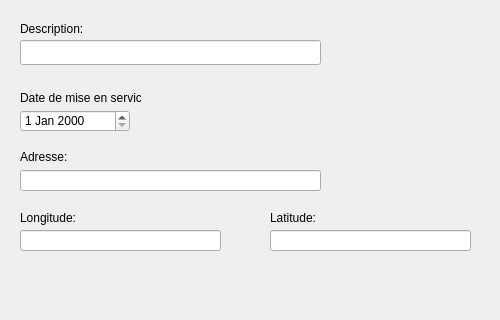
First picture: the form in Projet/bee-honey-t/trunk/beehoneyt-desktop/nouvelleruche.ui, repository ZaYFix/dev, before the edit; both pictures show x 0 to 500 and y 160 to 480 of the 500 by 600 pixel window.
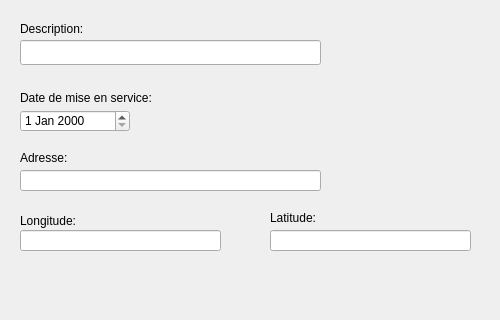
Second picture: the form after the edit.

Diff of the .ui file:
```diff
--- a/Projet/bee-honey-t/trunk/beehoneyt-desktop/nouvelleruche.ui
+++ b/Projet/bee-honey-t/trunk/beehoneyt-desktop/nouvelleruche.ui
@@ -111,7 +111,7 @@
     <rect>
      <x>20</x>
      <y>250</y>
-     <width>121</width>
+     <width>181</width>
      <height>16</height>
     </rect>
    </property>
@@ -124,8 +124,8 @@
     <rect>
      <x>20</x>
      <y>310</y>
-     <width>47</width>
-     <height>14</height>
+     <width>71</width>
+     <height>16</height>
     </rect>
    </property>
    <property name="text">
@@ -147,8 +147,8 @@
     <rect>
      <x>20</x>
      <y>370</y>
-     <width>61</width>
-     <height>16</height>
+     <width>91</width>
+     <height>21</height>
     </rect>
    </property>
    <property name="text">
@@ -170,7 +170,7 @@
     <rect>
      <x>270</x>
      <y>370</y>
-     <width>51</width>
+     <width>81</width>
      <height>16</height>
     </rect>
    </property>
```
